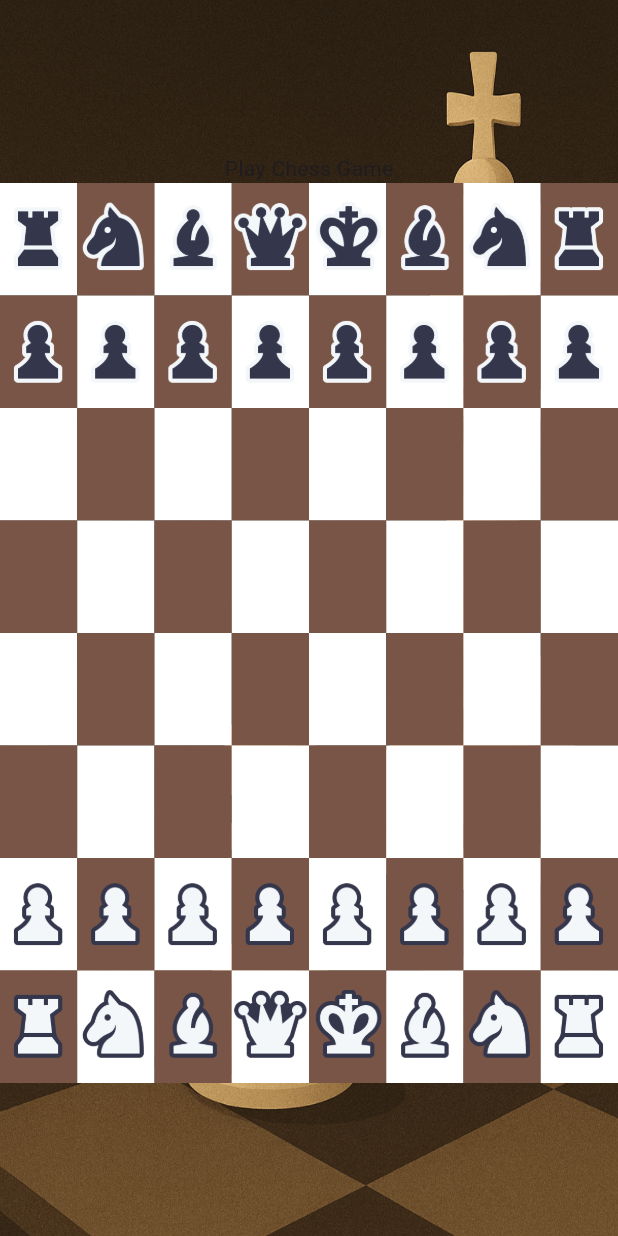
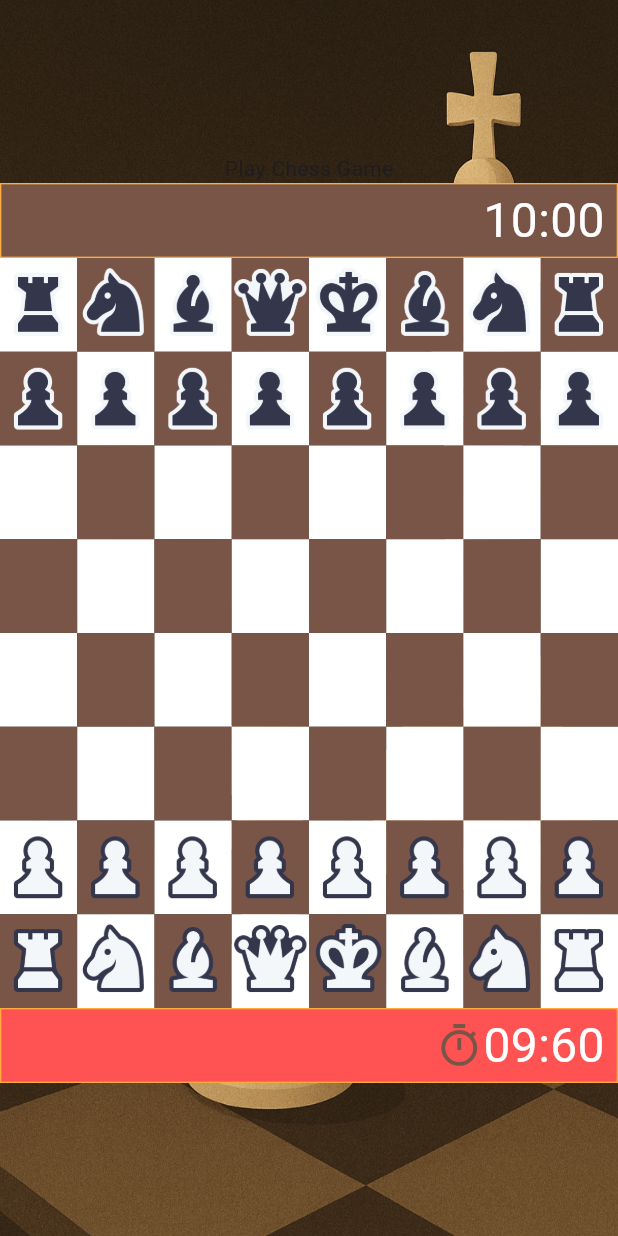
Before and after one commit to wishrohitv/chess_game, a Flutter app: the screen it shows after launch, after a tap on "Start", on a phone screen of 412 x 824 dp. Run offline on Flutter 3.47's test engine with Material 3 defaults, Android fonts, the phone set to English and light mode, and no system bars.

Commit message:
Enhance timerCountDown function to include timerState parameter and update leftTime callback, Separate killed pieces container for player and timer countdown

```diff
--- a/lib/utils/timer_countdown.dart
+++ b/lib/utils/timer_countdown.dart
@@ -1,15 +1,24 @@
 import 'dart:async';
 
-void timerCountDown(int seconds_, {Function(String)? leftTime}) {
+class TimerCountdown {
+  late Timer _timer;
+  void timerCountDown(
+    int seconds_, {
+    Function(String formatedTime, int leftTime)? leftTime,
+  }) {
     var (minute as int, second as int) = getMinuteAndSecond(seconds_);
-  Timer.periodic(Duration(seconds: 1), (timer) {
+
+    _timer = Timer.periodic(Duration(seconds: 1), (timer) {
       if (second == 0) {
         minute -= 1;
         second = 60;
       } else {
         second -= 1;
       }
-    leftTime?.call(formateMinuteAndsecond(minute, second));
+      leftTime?.call(
+        formateMinuteAndsecond(minute, second),
+        minute * 60 + second,
+      );
     });
   }
 
@@ -23,3 +32,10 @@ String formateMinuteAndsecond(int minute, int second) {
 
     return (minute, second);
   }
+
+  void stop() {
+    if (_timer.isActive) {
+      _timer.cancel();
+    }
+  }
+}
--- a/lib/widgets/game_board.dart
+++ b/lib/widgets/game_board.dart
@@ -22,6 +22,7 @@ class GameBoard extends StatefulWidget {
   @override
   State<GameBoard> createState() => _GameBoardState();
 }
+
 class _GameBoardState extends State<GameBoard> {
   List<int> cardTileIndex = List.generate(64, (index) => index);
 
@@ -60,6 +61,19 @@ class _GameBoardState extends State<GameBoard> {
 
   List<Widget> pieceKilledByWhite = [];
   List<Widget> pieceKilledByBlack = [];
+
+  // Player black state
+  ValueNotifier<Map<String, dynamic>> whitePlayerState = ValueNotifier({
+    "state": true,
+    "secondLeft": 600,
+  });
+  int whitePlayerTimeLeft = 600;
+  int blackPlayerTimeLeft = 600;
+  // Player black state
+  ValueNotifier<Map<String, dynamic>> blackPlayerState = ValueNotifier({
+    "state": false,
+    "secondLeft": 600,
+  });
 
   Piece? piece;
   @override
@@ -301,6 +315,16 @@ class _GameBoardState extends State<GameBoard> {
             }
           }
         }
+
+        // player game state
+        whitePlayerState.value = {
+          "state": false,
+          "secondLeft": whitePlayerTimeLeft,
+        };
+        blackPlayerState.value = {
+          "state": true,
+          "secondLeft": blackPlayerTimeLeft,
+        };
       } else if (currentSelectedPieceName.substring(0, 5) == "black") {
         blackPiecesIndex.remove(currentSelectedPieceIndex); // remove
         blackPiecesIndex.add(
@@ -348,6 +372,16 @@ class _GameBoardState extends State<GameBoard> {
             }
           }
         }
+
+        // player game state
+        whitePlayerState.value = {
+          "state": true,
+          "secondLeft": whitePlayerTimeLeft,
+        };
+        blackPlayerState.value = {
+          "state": false,
+          "secondLeft": blackPlayerTimeLeft,
+        };
       }
       // print("white piece index list:  $whitePiecesIndex");
       // print("black piece index list:  $blackPiecesIndex");
@@ -448,25 +482,23 @@ class _GameBoardState extends State<GameBoard> {
             : Container(),
 
         // Black game progress
-        // GameProgress(killedPiece: pieceKilledByBlack),
+        GameProgress(
+          killedPiecesList: pieceKilledByBlack,
+          timeLeftnClockState: blackPlayerState,
+          returnLeftSecond: (p0) {
+            blackPlayerTimeLeft = p0;
+          },
+        ),
         CGridLayout(childrens: gameBoardWithPieces, cols: 8),
-        // Expanded(
-        //   child: GridView.builder(
-        //     itemCount: gameBoardWithPieces.length,
-        //     padding: const EdgeInsets.all(4.0),
-        //     gridDelegate: SliverGridDelegateWithFixedCrossAxisCount(
-        //       crossAxisSpacing: 1,
-        //       mainAxisSpacing: 1,
-        //       crossAxisCount: 8,
-        //     ),
-        //     itemBuilder: (context, index) => gameBoardWithPieces[index],
-        //     physics: NeverScrollableScrollPhysics(),
-        //     primary: true,
-        //   ),
-        // ),
 
         // White game progress
-        // GameProgress(killedPiece: pieceKilledByWhite),
+        GameProgress(
+          killedPiecesList: pieceKilledByWhite,
+          timeLeftnClockState: whitePlayerState,
+          returnLeftSecond: (p0) {
+            whitePlayerTimeLeft = p0;
+          },
+        ),
       ],
     );
   }
@@ -546,7 +578,7 @@ class _GameBoardState extends State<GameBoard> {
         pieceImage: Configs.whitePiecesImgPath[63 - index].values.first,
       );
     } else {
-      // does nothing to the card, insect why
+      // does nothing to the card,
       return TileContainer(color: Colors.blue, index: index);
     }
   }
--- a/lib/widgets/game_progress.dart
+++ b/lib/widgets/game_progress.dart
@@ -1,9 +1,17 @@
 import 'package:chess_game/utils/timer_countdown.dart';
+import 'package:chess_game/widgets/killed_piece_container.dart';
 import 'package:flutter/material.dart';
 
 class GameProgress extends StatefulWidget {
-  final List<Widget> killedPiece;
-  const GameProgress({super.key, required this.killedPiece});
+  final List<Widget> killedPiecesList;
+  final ValueNotifier<Map<String, dynamic>> timeLeftnClockState;
+  final Function(int) returnLeftSecond;
+  const GameProgress({
+    super.key,
+    required this.killedPiecesList,
+    required this.timeLeftnClockState,
+    required this.returnLeftSecond,
+  });
 
   @override
   State<GameProgress> createState() => _GameProgressState();
@@ -11,54 +19,78 @@ class GameProgress extends StatefulWidget {
 
 class _GameProgressState extends State<GameProgress> {
   String timer = "10:00";
+  Color bgColor = Colors.brown;
+  bool state = false;
+  int secondLeft = 0;
+
+  final TimerCountdown _timerCountdown = TimerCountdown();
 
   @override
   void initState() {
     super.initState();
-    startTimer();
+    secondLeft = widget.timeLeftnClockState.value["secondLeft"] as int;
+    state = widget.timeLeftnClockState.value["state"] as bool;
+    if (state) {
+      startTimer(secondLeft);
+      bgColor = Colors.redAccent;
+    }
+    widget.timeLeftnClockState.addListener(clockState);
   }
 
-  void startTimer() {
-    timerCountDown(
-      500,
-      leftTime: (p0) {
-        // print(p0);
+  void startTimer(int secondLeft) {
+    _timerCountdown.timerCountDown(
+      secondLeft,
+      leftTime: (countDown, leftSecond) {
         setState(() {
-          timer = p0;
+          timer = countDown;
+          widget.returnLeftSecond(leftSecond);
         });
       },
     );
   }
 
+  void closeCountdownTimer() {
+    _timerCountdown.stop();
+  }
+
+  void clockState() {
+    state = widget.timeLeftnClockState.value["state"];
+    if (state) {
+      bgColor = Colors.redAccent;
+      secondLeft = widget.timeLeftnClockState.value["secondLeft"] as int;
+      startTimer(secondLeft);
+    } else {
+      bgColor = Colors.brown;
+      closeCountdownTimer();
+    }
+  }
+
   @override
   Widget build(BuildContext context) {
     return Container(
+      height: 50,
       decoration: BoxDecoration(
-        color: Colors.red,
+        color: bgColor,
         border: BoxBorder.all(width: 0.9, color: Colors.orangeAccent),
       ),
       child: Row(
-        mainAxisAlignment: MainAxisAlignment.spaceEvenly,
-        mainAxisSize: MainAxisSize.max,
+        mainAxisAlignment: MainAxisAlignment.spaceBetween,
+        mainAxisSize: MainAxisSize.min,
         children: [
-          // Killed pieces container
-          ConstrainedBox(
-            constraints: BoxConstraints(minHeight: 70, maxHeight: 70),
-            child: Wrap(
-              runSpacing: 10,
-              crossAxisAlignment: WrapCrossAlignment.center,
-              children: widget.killedPiece,
-            ),
-          ),
+          // Killed pieces container and imgs
+          KilledPieceContainer(killedPiecesLists: widget.killedPiecesList),
           Expanded(
             child: Row(
               mainAxisAlignment: MainAxisAlignment.end,
               crossAxisAlignment: CrossAxisAlignment.center,
               children: [
                 Icon(Icons.timer_outlined, color: Colors.brown, size: 32),
-                Text(
-                  timer,
-                  style: TextStyle(fontSize: 32.0, color: Colors.white),
+                FittedBox(
+                  fit: BoxFit.scaleDown,
+                  child: Text(
+                    timer,
+                    style: TextStyle(fontSize: 32.0, color: Colors.white),
+                  ),
                 ),
               ],
             ),
--- a/lib/widgets/killed_piece_container.dart
+++ b/lib/widgets/killed_piece_container.dart
@@ -18,6 +18,7 @@ class _KilledPieceContainerState extends State<KilledPieceContainer> {
     if (widget.killedPiecesLists.length < 8) {
       return Expanded(
         child: Row(
+          mainAxisAlignment: MainAxisAlignment.start,
           children: widget.killedPiecesLists
               .take(7)
               .map((item) => Expanded(child: item))
@@ -30,6 +31,7 @@ class _KilledPieceContainerState extends State<KilledPieceContainer> {
           children: [
             Expanded(
               child: Row(
+                mainAxisAlignment: MainAxisAlignment.start,
                 children: widget.killedPiecesLists
                     .take(7)
                     .map((item) => Expanded(child: item))
```
Lines whose indentation alone changed are shown as unchanged.
